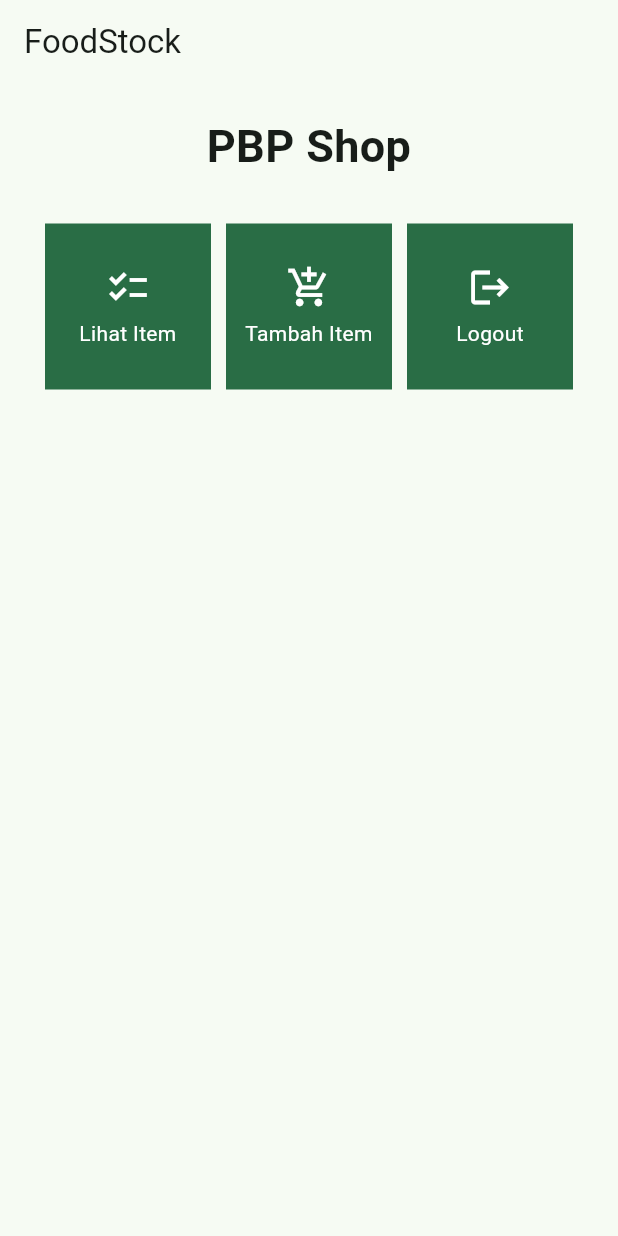
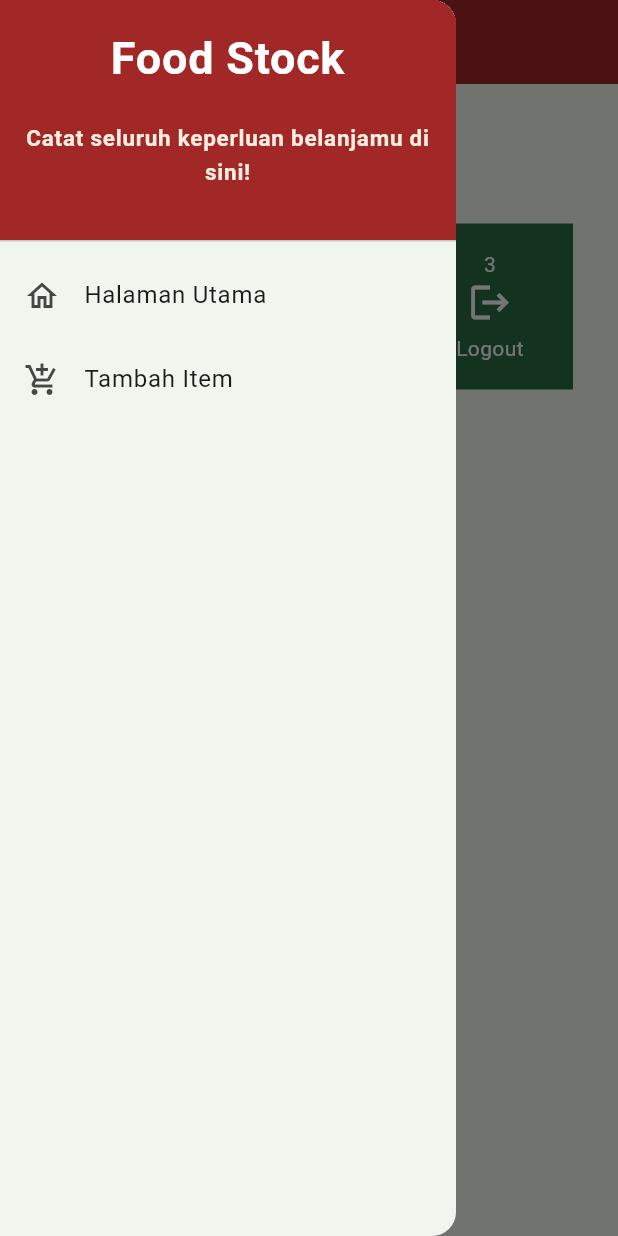
Before and after one commit to striveries/foodstock-mobile, a Flutter app: the screen it shows after launch, with the side drawer open (before the commit the screen has no drawer), on a phone screen of 412 x 824 dp. Run offline on Flutter 3.47's test engine with Material 2 defaults, Android fonts, the light colour scheme and no system bars.

Commit message:
selesai tugas 8

```diff
--- a/lib/main.dart
+++ b/lib/main.dart
@@ -1,5 +1,5 @@
 import 'package:flutter/material.dart';
-import 'package:foodstock/menu.dart';
+import 'package:foodstock/screens/menu.dart';
 
 
 void main() {
--- a/lib/menu.dart
+++ b/lib/screens/menu.dart
@@ -1,12 +1,16 @@
 import 'package:flutter/material.dart';
+import 'package:foodstock/screens/stocklist_form.dart';
+import 'package:foodstock/widgets/stock_card.dart';
+import 'package:foodstock/widgets/left_drawer.dart';
+import 'item_list_page.dart';
 
 
 class MyHomePage extends StatelessWidget {
     MyHomePage({Key? key}) : super(key: key);
     final List<InventoryItem> items = [
-    InventoryItem("Lihat Item", Icons.checklist),
-    InventoryItem("Tambah Item", Icons.add_shopping_cart),
-    InventoryItem("Logout", Icons.logout),
+    InventoryItem("1", "Lihat Item", Icons.checklist),
+    InventoryItem("2","Tambah Item", Icons.add_shopping_cart),
+    InventoryItem("3","Logout", Icons.logout),
 ];
 
     @override
@@ -16,7 +20,10 @@ class MyHomePage extends StatelessWidget {
               title: const Text(
                 'FoodStock',
               ),
+                backgroundColor: Color.fromARGB(255, 162, 39, 39),
+                foregroundColor: Colors.white,
             ),
+            drawer: const LeftDrawer(),
             body: SingleChildScrollView(
               // Widget wrapper yang dapat discroll
               child: Padding(
@@ -59,12 +66,6 @@ class MyHomePage extends StatelessWidget {
     }
 }
 
-class InventoryItem {
-  final String name;
-  final IconData icon;
-
-  InventoryItem(this.name, this.icon);
-}
 
 class InventoryCard extends StatelessWidget {
   final InventoryItem item;
@@ -83,7 +84,16 @@ class InventoryCard extends StatelessWidget {
             ..hideCurrentSnackBar()
             ..showSnackBar(SnackBar(
                 content: Text("Kamu telah menekan tombol ${item.name}!")));
-        },
+            // Navigate ke route yang sesuai (tergantung jenis tombol)
+            if (item.name == "Tambah Item") {
+              Navigator.push(context,
+              MaterialPageRoute(builder: (context) => const StockFormPage()));
+              // TODO: Gunakan Navigator.push untuk melakukan navigasi ke MaterialPageRoute yang mencakup ShopFormPage.
+            } else if (item.name == "Lihat Item") {
+              // Navigator.push(context,
+              // MaterialPageRoute(builder: (context) => const ItemListPage()));
+            }
+          },
         child: Container(
           // Container untuk menyimpan Icon dan Text
           padding: const EdgeInsets.all(8),
@@ -91,6 +101,12 @@ class InventoryCard extends StatelessWidget {
             child: Column(
               mainAxisAlignment: MainAxisAlignment.center,
               children: [
+                Text(
+                  item.nomorItem,
+                  textAlign: TextAlign.center,
+                  style: const TextStyle(color: Colors.white),
+                ),
+
                 Icon(
                   item.icon,
                   color: Colors.white,
--- /dev/null
+++ b/lib/widgets/left_drawer.dart
@@ -0,0 +1,76 @@
+import 'package:flutter/material.dart';
+import 'package:foodstock/screens/menu.dart';
+import 'package:foodstock/screens/stocklist_form.dart';
+// TODO: Impor halaman ShopFormPage jika sudah dibuat
+
+class LeftDrawer extends StatelessWidget {
+  const LeftDrawer({super.key});
+
+  @override
+  Widget build(BuildContext context) {
+    return Drawer(
+      child: ListView(
+        children: [
+          const DrawerHeader(
+            decoration: BoxDecoration(
+              color: Color.fromARGB(255, 162, 39, 39),
+            ),
+            child: Column(
+              children: [
+                Text(
+                  'Food Stock',
+                  textAlign: TextAlign.center,
+                  style: TextStyle(
+                    fontSize: 30,
+                    fontWeight: FontWeight.bold,
+                    color: Colors.white,
+                  ),
+                ),
+                Padding(padding: EdgeInsets.all(10)),
+                Text("Catat seluruh keperluan belanjamu di sini!",
+                    // TODO: Tambahkan gaya teks dengan center alignment, font ukuran 15, warna putih, dan weight biasa
+                      textAlign: TextAlign.center,
+                      style: TextStyle(
+                      fontSize: 15,
+                      fontWeight: FontWeight.bold,
+                      color: Color.fromARGB(255, 253, 238, 223),
+                      ),
+                    ),
+                ],
+              ),
+          ),
+          ListTile(
+            leading: const Icon(Icons.home_outlined),
+            title: const Text('Halaman Utama'),
+            // Bagian redirection ke MyHomePage
+            onTap: () {
+              Navigator.pushReplacement(
+                  context,
+                  MaterialPageRoute(
+                    builder: (context) => MyHomePage(),
+                  ));
+            },
+          ),
+          ListTile(
+            leading: const Icon(Icons.add_shopping_cart),
+            title: const Text('Tambah Item'),
+            // Bagian redirection ke ShopFormPage
+            onTap: () {
+              /*
+              TODO: Buatlah routing ke ShopFormPage di sini,
+              setelah halaman ShopFormPage sudah dibuat.
+              */
+              Navigator.pushReplacement(
+              context,
+              MaterialPageRoute(
+                  builder: (context) => StockFormPage(),
+              ));
+
+            },
+          ),
+
+        ],
+      ),
+    );
+  }
+}
--- /dev/null
+++ b/lib/widgets/stock_card.dart
@@ -0,0 +1,18 @@
+import 'package:foodstock/screens/stocklist_form.dart';
+import 'package:flutter/material.dart';
+
+class InventoryItem {
+  final String name;
+  final IconData icon;
+  final String nomorItem;
+
+  InventoryItem(this.nomorItem, this.name, this.icon);
+}
+
+class Item {
+  String name;
+  int amount;
+  String description;
+
+  Item(this.name, this.amount, this.description);
+}
```
Also changed, not shown: form_sample/analysis_options.yaml (added, +28 -0 lines), form_sample/lib/main.dart (added, +66 -0 lines), form_sample/pubspec.yaml (added, +90 -0 lines), lib/screens/item_list_page.dart (added, +34 -0 lines), lib/screens/stocklist_form.dart (added, +172 -0 lines), form_sample/pubspec.lock (added), 124 other files.
